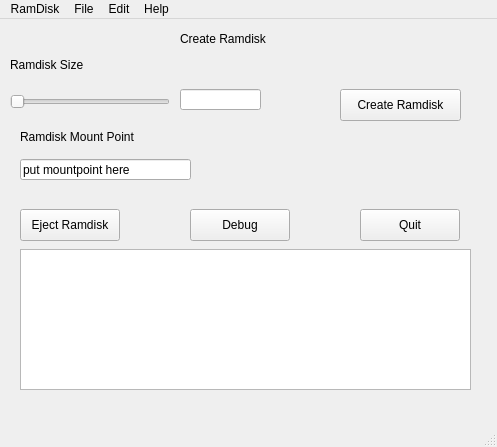
Old version of the form src/ramdisk/ui/main_n.ui in the repository clockworksspheres/ramdisk.
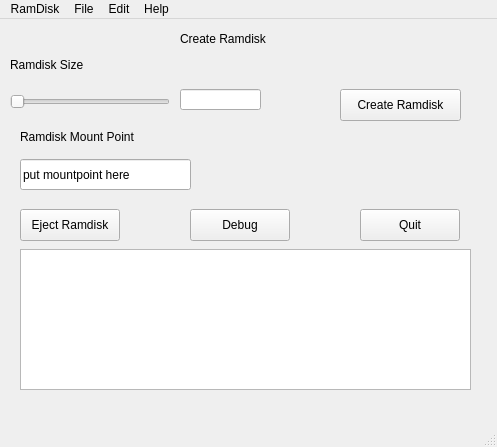
New version of the form.

What changed in the file:
```diff
--- a/src/ramdisk/ui/main_n.ui
+++ b/src/ramdisk/ui/main_n.ui
@@ -14,7 +14,7 @@
    <string>Create Ramdisk</string>
   </property>
   <property name="autoFillBackground">
-   <bool>true</bool>
+   <bool>false</bool>
   </property>
   <property name="styleSheet">
    <string notr="true"/>
@@ -140,7 +140,7 @@
       <x>20</x>
       <y>140</y>
       <width>171</width>
-      <height>21</height>
+      <height>31</height>
      </rect>
     </property>
     <property name="text">
```
Left out of the diff: 2 changed lines with no effect on the pictures.
